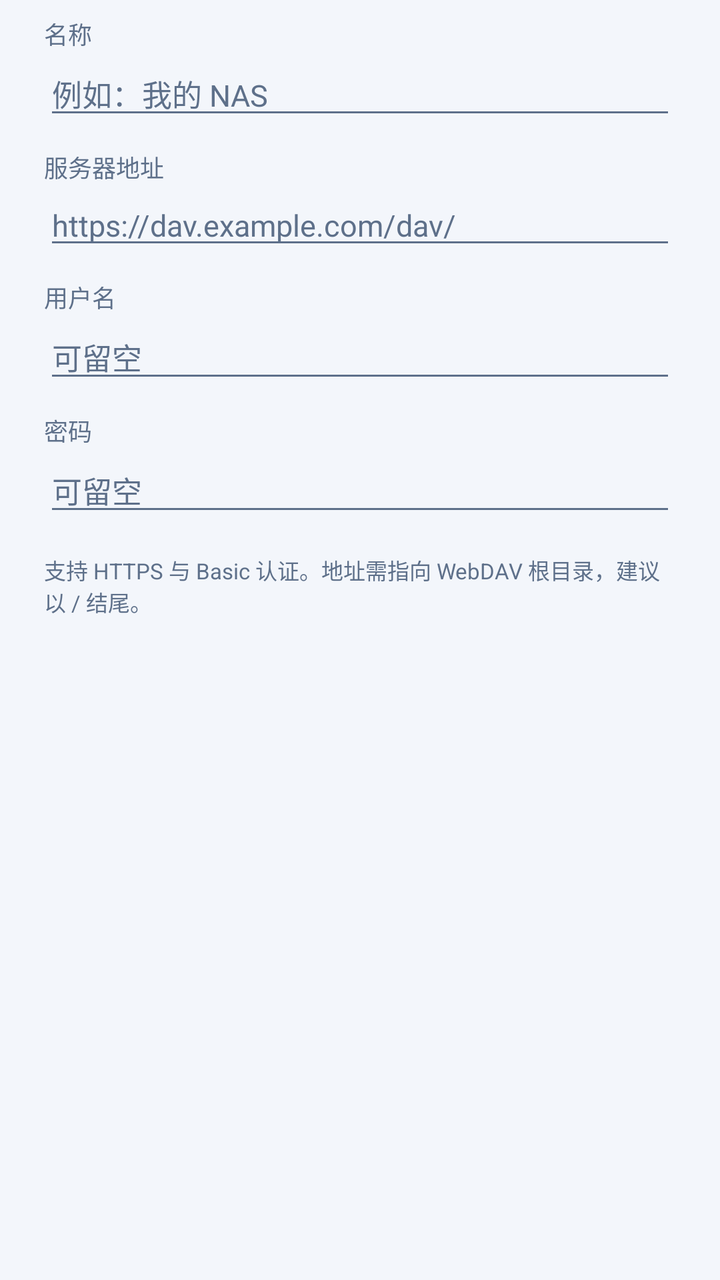
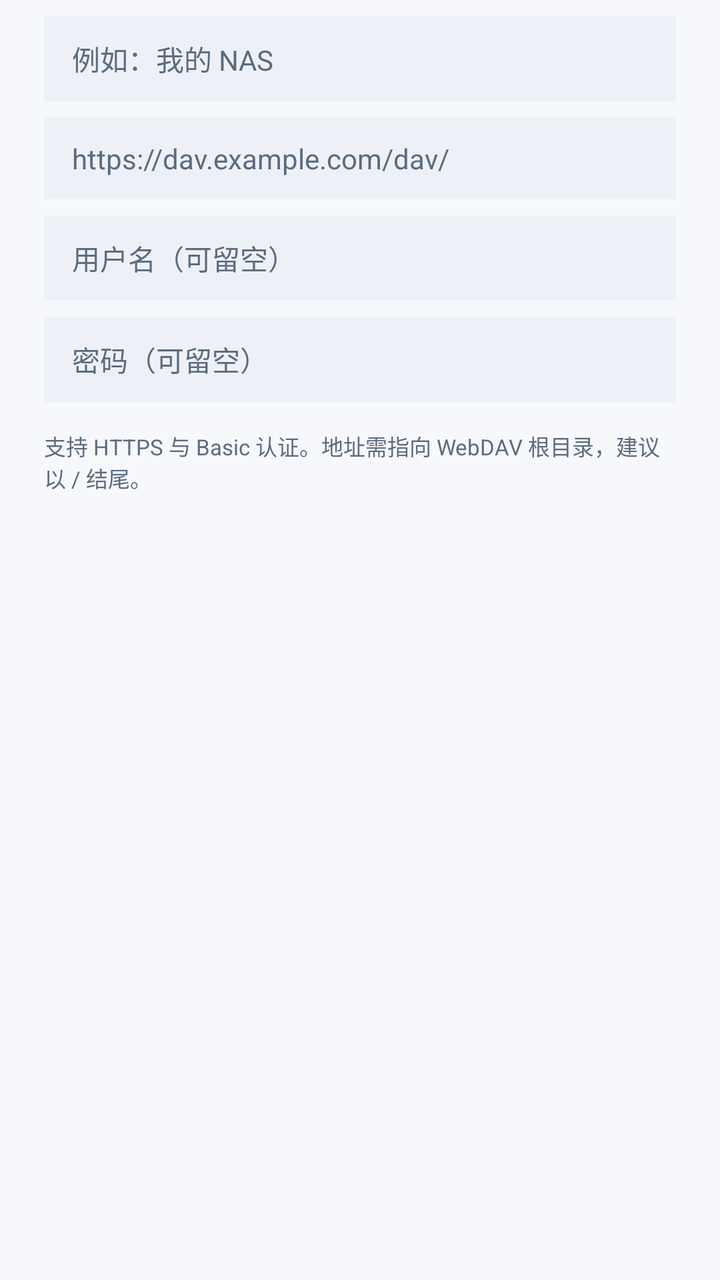

The first picture is an Android layout as it rendered before a commit; the second is the same layout after the commit. The layout source and the unified diff follow.
<!-- AndroidManifest.xml: application theme AppTheme -->
<!-- res/layout/dialog_server.xml -->
<?xml version="1.0" encoding="utf-8"?>
<ScrollView xmlns:android="http://schemas.android.com/apk/res/android"
    android:layout_width="match_parent"
    android:layout_height="wrap_content">

    <LinearLayout
        android:layout_width="match_parent"
        android:layout_height="wrap_content"
        android:orientation="vertical"
        android:paddingStart="22dp"
        android:paddingTop="8dp"
        android:paddingEnd="22dp"
        android:paddingBottom="4dp">

        <TextView
            android:layout_width="match_parent"
            android:layout_height="wrap_content"
            android:text="名称"
            android:textColor="?attr/lumenSecondary"
            android:textSize="12sp" />

        <EditText
            android:id="@+id/name"
            android:layout_width="match_parent"
            android:layout_height="wrap_content"
            android:hint="例如：我的 NAS"
            android:inputType="text"
            android:maxLines="1"
            android:textColor="?attr/lumenText"
            android:textColorHint="?attr/lumenSecondary"
            android:textSize="15sp" />

        <TextView
            android:layout_width="match_parent"
            android:layout_height="wrap_content"
            android:layout_marginTop="10dp"
            android:text="服务器地址"
            android:textColor="?attr/lumenSecondary"
            android:textSize="12sp" />

        <EditText
            android:id="@+id/url"
            android:layout_width="match_parent"
            android:layout_height="wrap_content"
            android:hint="https://dav.example.com/dav/"
            android:inputType="textUri"
            android:maxLines="1"
            android:textColor="?attr/lumenText"
            android:textColorHint="?attr/lumenSecondary"
            android:textSize="15sp" />

        <TextView
            android:layout_width="match_parent"
            android:layout_height="wrap_content"
            android:layout_marginTop="10dp"
            android:text="用户名"
            android:textColor="?attr/lumenSecondary"
            android:textSize="12sp" />

        <EditText
            android:id="@+id/user"
            android:layout_width="match_parent"
            android:layout_height="wrap_content"
            android:hint="可留空"
            android:inputType="text"
            android:maxLines="1"
            android:textColor="?attr/lumenText"
            android:textColorHint="?attr/lumenSecondary"
            android:textSize="15sp" />

        <TextView
            android:layout_width="match_parent"
            android:layout_height="wrap_content"
            android:layout_marginTop="10dp"
            android:text="密码"
            android:textColor="?attr/lumenSecondary"
            android:textSize="12sp" />

        <EditText
            android:id="@+id/pass"
            android:layout_width="match_parent"
            android:layout_height="wrap_content"
            android:hint="可留空"
            android:inputType="textPassword"
            android:maxLines="1"
            android:textColor="?attr/lumenText"
            android:textColorHint="?attr/lumenSecondary"
            android:textSize="15sp" />

        <TextView
            android:layout_width="match_parent"
            android:layout_height="wrap_content"
            android:layout_marginTop="14dp"
            android:text="支持 HTTPS 与 Basic 认证。地址需指向 WebDAV 根目录，建议以 / 结尾。"
            android:textColor="?attr/lumenSecondary"
            android:textSize="11sp" />

    </LinearLayout>

</ScrollView>
<!-- resources referenced by this layout -->
<resources>
  <style name="AppTheme" parent="@android:style/Theme.Material.Light.NoActionBar">
          <item name="lumenBg">@color/light_bg</item>
          <item name="lumenSurface">@color/light_surface</item>
          <item name="lumenCard">@color/light_card</item>
          <item name="lumenText">@color/light_text</item>
          <item name="lumenSecondary">@color/light_secondary</item>
          <item name="lumenDivider">@color/light_divider</item>
          <item name="lumenAccent">@color/light_accent</item>
          <item name="lumenAccent2">@color/light_accent2</item>
          <item name="lumenRipple">@color/light_ripple</item>
          <item name="android:colorAccent">@color/light_accent</item>
          <item name="android:textColorPrimary">@color/light_text</item>
          <item name="android:textColorSecondary">@color/light_secondary</item>
          <item name="android:windowBackground">@color/light_bg</item>
          <item name="android:statusBarColor">@color/light_status</item>
          <item name="android:navigationBarColor">@color/light_bg</item>
          <item name="android:windowActionModeOverlay">true</item>
      </style>
  <color name="light_bg">#F3F6FB</color>
  <color name="light_surface">#FFFFFF</color>
  <color name="light_card">#FFFFFF</color>
  <color name="light_text">#0E1B2E</color>
  <color name="light_secondary">#5E708A</color>
  <color name="light_divider">#E3EAF4</color>
  <color name="light_accent">#0E7C6F</color>
  <color name="light_accent2">#4B63DD</color>
  <color name="light_ripple">#1F000000</color>
  <color name="light_status">#0B3F3A</color>
</resources>

<!-- the commit's change to res/layout/dialog_server.xml (unified diff, before → after) -->
@@ -12,80 +12,72 @@
         android:paddingEnd="22dp"
         android:paddingBottom="4dp">
 
-        <TextView
-            android:layout_width="match_parent"
-            android:layout_height="wrap_content"
-            android:text="名称"
-            android:textColor="?attr/lumenSecondary"
-            android:textSize="12sp" />
-
         <EditText
             android:id="@+id/name"
             android:layout_width="match_parent"
             android:layout_height="wrap_content"
+            android:background="?attr/lumenContainer"
             android:hint="例如：我的 NAS"
             android:inputType="text"
             android:maxLines="1"
+            android:paddingStart="14dp"
+            android:paddingTop="11dp"
+            android:paddingEnd="14dp"
+            android:paddingBottom="11dp"
             android:textColor="?attr/lumenText"
             android:textColorHint="?attr/lumenSecondary"
-            android:textSize="15sp" />
-
-        <TextView
-            android:layout_width="match_parent"
-            android:layout_height="wrap_content"
-            android:layout_marginTop="10dp"
-            android:text="服务器地址"
-            android:textColor="?attr/lumenSecondary"
-            android:textSize="12sp" />
+            android:textSize="14sp" />
 
         <EditText
             android:id="@+id/url"
             android:layout_width="match_parent"
             android:layout_height="wrap_content"
+            android:layout_marginTop="8dp"
+            android:background="?attr/lumenContainer"
             android:hint="https://dav.example.com/dav/"
             android:inputType="textUri"
             android:maxLines="1"
+            android:paddingStart="14dp"
+            android:paddingTop="11dp"
+            android:paddingEnd="14dp"
+            android:paddingBottom="11dp"
             android:textColor="?attr/lumenText"
             android:textColorHint="?attr/lumenSecondary"
-            android:textSize="15sp" />
-
-        <TextView
-            android:layout_width="match_parent"
-            android:layout_height="wrap_content"
-            android:layout_marginTop="10dp"
-            android:text="用户名"
-            android:textColor="?attr/lumenSecondary"
-            android:textSize="12sp" />
+            android:textSize="14sp" />
 
         <EditText
             android:id="@+id/user"
             android:layout_width="match_parent"
             android:layout_height="wrap_content"
-            android:hint="可留空"
+            android:layout_marginTop="8dp"
+            android:background="?attr/lumenContainer"
+            android:hint="用户名（可留空）"
             android:inputType="text"
             android:maxLines="1"
+            android:paddingStart="14dp"
+            android:paddingTop="11dp"
+            android:paddingEnd="14dp"
+            android:paddingBottom="11dp"
             android:textColor="?attr/lumenText"
             android:textColorHint="?attr/lumenSecondary"
-            android:textSize="15sp" />
-
-        <TextView
-            android:layout_width="match_parent"
-            android:layout_height="wrap_content"
-            android:layout_marginTop="10dp"
-            android:text="密码"
-            android:textColor="?attr/lumenSecondary"
-            android:textSize="12sp" />
+            android:textSize="14sp" />
 
         <EditText
             android:id="@+id/pass"
             android:layout_width="match_parent"
             android:layout_height="wrap_content"
-            android:hint="可留空"
+            android:layout_marginTop="8dp"
+            android:background="?attr/lumenContainer"
+            android:hint="密码（可留空）"
             android:inputType="textPassword"
             android:maxLines="1"
+            android:paddingStart="14dp"
+            android:paddingTop="11dp"
+            android:paddingEnd="14dp"
+            android:paddingBottom="11dp"
             android:textColor="?attr/lumenText"
             android:textColorHint="?attr/lumenSecondary"
-            android:textSize="15sp" />
+            android:textSize="14sp" />
 
         <TextView
             android:layout_width="match_parent"
<!-- resource entries referenced after the edit -->
@@ -3,30 +3,53 @@
   <style name="AppTheme" parent="@android:style/Theme.Material.Light.NoActionBar">
           <item name="lumenBg">@color/light_bg</item>
           <item name="lumenSurface">@color/light_surface</item>
+          <item name="lumenContainer">@color/light_container</item>
           <item name="lumenCard">@color/light_card</item>
           <item name="lumenText">@color/light_text</item>
           <item name="lumenSecondary">@color/light_secondary</item>
           <item name="lumenDivider">@color/light_divider</item>
           <item name="lumenAccent">@color/light_accent</item>
+          <item name="lumenOnAccent">@color/light_on_accent</item>
+          <item name="lumenAccentContainer">@color/light_accent_container</item>
+          <item name="lumenOnAccentContainer">@color/light_on_accent_container</item>
           <item name="lumenAccent2">@color/light_accent2</item>
           <item name="lumenRipple">@color/light_ripple</item>
           <item name="android:colorAccent">@color/light_accent</item>
           <item name="android:textColorPrimary">@color/light_text</item>
           <item name="android:textColorSecondary">@color/light_secondary</item>
           <item name="android:windowBackground">@color/light_bg</item>
-          <item name="android:statusBarColor">@color/light_status</item>
+          <item name="android:statusBarColor">@color/light_bg</item>
           <item name="android:navigationBarColor">@color/light_bg</item>
+          <item name="android:windowLightStatusBar">true</item>
           <item name="android:windowActionModeOverlay">true</item>
+          <item name="android:alertDialogTheme">@style/AppDialog.Light</item>
       </style>
-  <color name="light_bg">#F3F6FB</color>
+  <color name="light_bg">#F6F8FB</color>
   <color name="light_surface">#FFFFFF</color>
+  <color name="light_container">#EDF1F7</color>
   <color name="light_card">#FFFFFF</color>
-  <color name="light_text">#0E1B2E</color>
-  <color name="light_secondary">#5E708A</color>
-  <color name="light_divider">#E3EAF4</color>
-  <color name="light_accent">#0E7C6F</color>
-  <color name="light_accent2">#4B63DD</color>
-  <color name="light_ripple">#1F000000</color>
-  <color name="light_status">#0B3F3A</color>
+  <color name="light_text">#141B25</color>
+  <color name="light_secondary">#5C6B7F</color>
+  <color name="light_divider">#E3E9F1</color>
+  <color name="light_accent">#0B7E70</color>
+  <color name="light_on_accent">#FFFFFF</color>
+  <color name="light_accent_container">#D0F2EA</color>
+  <color name="light_on_accent_container">#05453C</color>
+  <color name="light_accent2">#4F63DC</color>
+  <color name="light_ripple">#1F0B7E70</color>
+  <style name="AppDialog.Light" parent="@android:style/Theme.Material.Light.Dialog.Alert">
+          <item name="android:windowBackground">@drawable/bg_dialog</item>
+          <item name="android:colorAccent">@color/light_accent</item>
+          <item name="android:textColor">@color/light_text</item>
+          <item name="android:textColorPrimary">@color/light_text</item>
+          <item name="android:textColorSecondary">@color/light_secondary</item>
+          <item name="android:windowMinWidthMinor">82%</item>
+      </style>
+  <!-- drawable bg_dialog (drawable) -->
+  <?xml version="1.0" encoding="utf-8"?>
+  <shape xmlns:android="http://schemas.android.com/apk/res/android" android:shape="rectangle">
+      <solid android:color="#FFFFFF" />
+      <corners android:radius="22dp" />
+  </shape>
 </resources>
 
